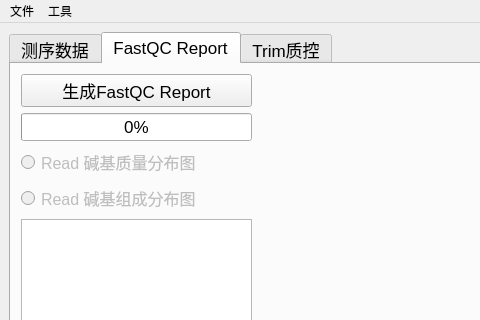
yuanzheng/Metagenome, file gui/ui_design/mainwindow.ui: the form before one commit; both pictures show x 0 to 480 and y 0 to 320 of the 899 by 628 pixel window.
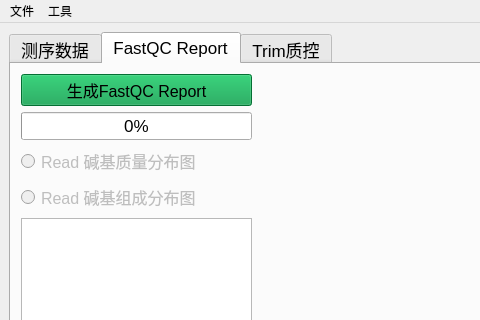
The form after the commit. The open tabs and pages were chosen to show the change.

Commit message: Refactored FastQC report tab

What changed in the file:
```diff
--- a/gui/ui_design/mainwindow.ui
+++ b/gui/ui_design/mainwindow.ui
@@ -262,6 +262,15 @@
            <property name="enabled">
             <bool>true</bool>
            </property>
+           <property name="font">
+            <font>
+             <family>Arial</family>
+             <pointsize>12</pointsize>
+            </font>
+           </property>
+           <property name="styleSheet">
+            <string notr="true">background-color: rgb(5, 155, 72);</string>
+           </property>
            <property name="text">
             <string>生成FastQC Report</string>
            </property>
```
Left out of the diff: 4 changed lines with no effect on the pictures. The commit also changes 4 other files.
